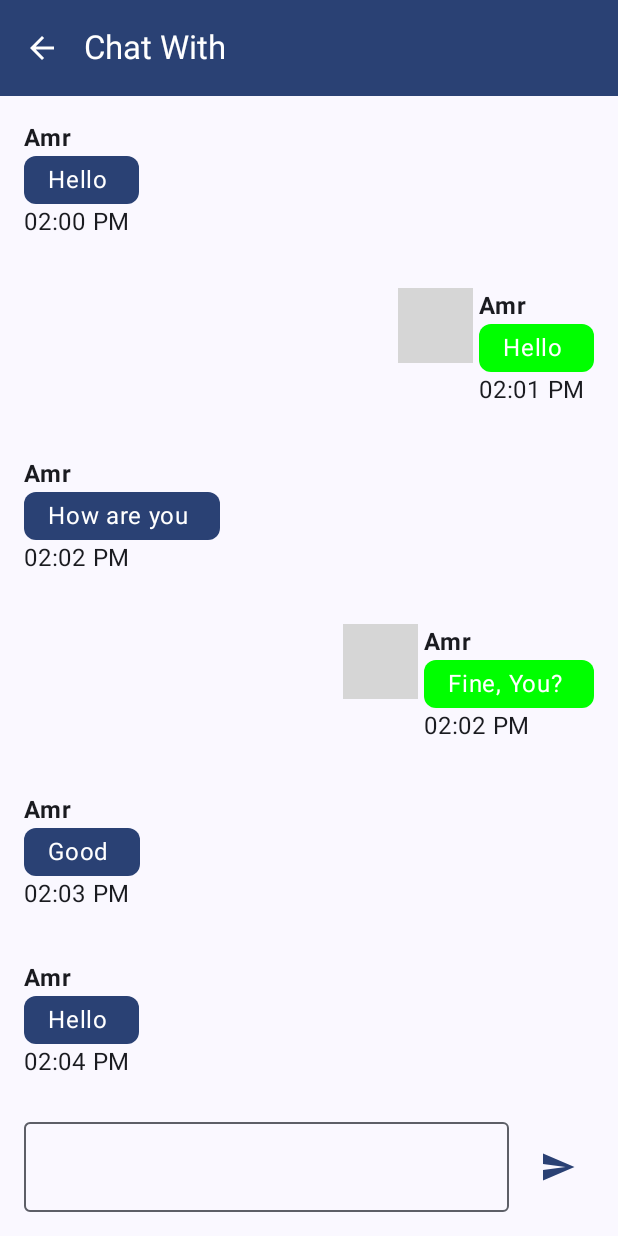
After one commit to amroid0/EasyChat, an Android app built with Jetpack Compose: the composable ChatScreen called with empty values, on a phone screen of 412 x 824 dp. The commit adds this screen. Run offline under Robolectric (Android 15) with nearby library versions, the phone set to English and light mode, and no system bars; pictures from the network do not load; grey boxes are pictures that could not be loaded.

Commit message:
add Chat screen ui

```diff
--- a/app/build.gradle.kts
+++ b/app/build.gradle.kts
@@ -54,6 +54,7 @@ dependencies {
     implementation(libs.androidx.ui.graphics)
     implementation(libs.androidx.ui.tooling.preview)
     implementation(libs.androidx.material3)
+    implementation(libs.androidx.navigation.compose)
     testImplementation(libs.junit)
     androidTestImplementation(libs.androidx.junit)
     androidTestImplementation(libs.androidx.espresso.core)
--- a/feature/chat/build.gradle.kts
+++ b/feature/chat/build.gradle.kts
@@ -50,6 +50,8 @@ dependencies {
     implementation(libs.androidx.ui.tooling.preview)
     implementation(libs.androidx.material3)
     implementation(libs.material)
+    implementation(libs.coil.compose)
+    implementation(libs.coil.okhttp)
     testImplementation(libs.junit)
     androidTestImplementation(libs.androidx.junit)
     androidTestImplementation(libs.androidx.espresso.core)
--- /dev/null
+++ b/feature/chat/src/main/java/com/amroid/chat/ui/ChatScreen.kt
@@ -0,0 +1,87 @@
+package com.amroid.chat.ui
+
+import androidx.compose.foundation.layout.Arrangement
+import androidx.compose.foundation.layout.Box
+import androidx.compose.foundation.layout.Column
+import androidx.compose.foundation.layout.Row
+import androidx.compose.foundation.layout.fillMaxWidth
+import androidx.compose.foundation.layout.height
+import androidx.compose.foundation.layout.padding
+import androidx.compose.foundation.layout.size
+import androidx.compose.foundation.lazy.LazyColumn
+import androidx.compose.foundation.lazy.items
+import androidx.compose.foundation.shape.CircleShape
+import androidx.compose.foundation.shape.RoundedCornerShape
+import androidx.compose.material.icons.Icons
+import androidx.compose.material.icons.filled.ArrowBack
+import androidx.compose.material.icons.filled.Send
+import androidx.compose.material3.ExperimentalMaterial3Api
+import androidx.compose.material3.Icon
+import androidx.compose.material3.IconButton
+import androidx.compose.material3.MaterialTheme
+import androidx.compose.material3.Scaffold
+import androidx.compose.material3.Text
+import androidx.compose.material3.TopAppBar
+import androidx.compose.material3.TopAppBarDefaults
+import androidx.compose.runtime.Composable
+import androidx.compose.ui.Modifier
+import com.amroid.chat.ui.model.Message
+import com.amroid.chat.ui.model.MessageContent
+import com.amroid.chat.ui.widgets.MessageItem
+import com.amroid.chat.ui.widgets.SendBoxWidget
+
+@OptIn(ExperimentalMaterial3Api::class)
+@Composable
+fun ChatScreen(chatId: String?, onBack: () -> Unit) {
+    Scaffold(
+        topBar = {
+            TopAppBar(
+                title = { Text(text = "Chat With") },
+                colors = TopAppBarDefaults.topAppBarColors(
+                    containerColor = MaterialTheme.colorScheme.primary,
+                    titleContentColor = MaterialTheme.colorScheme.onPrimary,
+                    navigationIconContentColor = MaterialTheme.colorScheme.onPrimary
+                ),
+                navigationIcon = { IconButton(onClick = onBack) {
+                    Icon(Icons.Filled.ArrowBack, "back")
+                } },
+
+
+            )
+        },
+        bottomBar = {
+            SendBoxWidget()
+        }
+
+
+    ) { contnetPadding ->
+        MessageList(Modifier.padding(contnetPadding), getFakeMessages())
+    }
+}
+
+@Composable
+fun MessageList(modifier: Modifier, messages: List<Message>) {
+    LazyColumn(modifier = modifier) {
+        items(messages) {
+            MessageItem(it)
+        }
+    }
+}
+fun getFakeMessages() = listOf(
+    Message(id = "1", avatar = "https://i.pravatar.cc/300?img=1", messageContent = MessageContent.TextConTent("Hello "), userName = "Amr", messageDate = "02:00 PM",isMine = false),
+    Message(id = "2", avatar = "https://i.pravatar.cc/300?img=1", messageContent = MessageContent.TextConTent("Hello "), userName = "Amr", messageDate = "02:01 PM",isMine = true),
+    Message(id = "3", avatar = "https://i.pravatar.cc/300?img=1", messageContent = MessageContent.TextConTent("How are you "), userName = "Amr", messageDate = "02:02 PM",isMine = false),
+    Message(id = "4", avatar = "https://i.pravatar.cc/300?img=1", messageContent = MessageContent.TextConTent("Fine, You? "), userName = "Amr", messageDate = "02:02 PM",isMine = true),
+    Message(id = "5", avatar = "https://i.pravatar.cc/300?img=1", messageContent = MessageContent.TextConTent("Good "), userName = "Amr", messageDate = "02:03 PM",isMine = false),
+    Message(id = "6", avatar = "https://i.pravatar.cc/300?img=1", messageContent = MessageContent.TextConTent("Hello "), userName = "Amr", messageDate = "02:04 PM",isMine = false),
+    Message(id = "7", avatar = "https://i.pravatar.cc/300?img=1", messageContent = MessageContent.TextConTent("Hello "), userName = "Amr", messageDate = "02:00 PM",isMine = false),
+    Message(id = "8", avatar = "https://i.pravatar.cc/300?img=1", messageContent = MessageContent.TextConTent("Hello "), userName = "Amr", messageDate = "02:00 PM",isMine = false),
+    Message(id = "9", avatar = "https://i.pravatar.cc/300?img=1", messageContent = MessageContent.TextConTent("Hello "), userName = "Amr", messageDate = "02:00 PM",isMine = false),
+    Message(id = "10", avatar = "https://i.pravatar.cc/300?img=1", messageContent = MessageContent.TextConTent("Hello "), userName = "Amr", messageDate = "02:00 PM",isMine = false),
+    Message(id = "11", avatar = "https://i.pravatar.cc/300?img=1", messageContent = MessageContent.TextConTent("Hello "), userName = "Amr", messageDate = "02:00 PM",isMine = false),
+    Message(id = "12", avatar = "https://i.pravatar.cc/300?img=1", messageContent = MessageContent.TextConTent("Hello "), userName = "Amr", messageDate = "02:00 PM",isMine = false),
+    Message(id = "13", avatar = "https://i.pravatar.cc/300?img=1", messageContent = MessageContent.TextConTent("Hello "), userName = "Amr", messageDate = "02:00 PM",isMine = false),
+    Message(id = "14", avatar = "https://i.pravatar.cc/300?img=1", messageContent = MessageContent.TextConTent("Hello "), userName = "Amr", messageDate = "02:00 PM",isMine = false),
+    Message(id = "15", avatar = "https://i.pravatar.cc/300?img=1", messageContent = MessageContent.TextConTent("Hello "), userName = "Amr", messageDate = "02:00 PM",isMine = false),
+
+)
--- /dev/null
+++ b/feature/chat/src/main/java/com/amroid/chat/ui/model/Message.kt
@@ -0,0 +1,15 @@
+package com.amroid.chat.ui.model
+
+data class Message(
+    val id: String,
+    val avatar: String,
+    val messageContent: MessageContent,
+    val userName: String,
+    val messageDate: String,
+    val isMine: Boolean
+)
+
+sealed class MessageContent {
+    data class TextConTent(val text: String) : MessageContent()
+    data class ImageContent(val url: String, val contentDescription: String) : MessageContent()
+}
--- /dev/null
+++ b/feature/chat/src/main/java/com/amroid/chat/ui/widgets/MessageItem.kt
@@ -0,0 +1,76 @@
+package com.amroid.chat.ui.widgets
+
+import androidx.compose.foundation.layout.Arrangement
+import androidx.compose.foundation.layout.Column
+import androidx.compose.foundation.layout.Row
+import androidx.compose.foundation.layout.Spacer
+import androidx.compose.foundation.layout.fillMaxWidth
+import androidx.compose.foundation.layout.padding
+import androidx.compose.foundation.layout.size
+import androidx.compose.foundation.layout.width
+import androidx.compose.foundation.shape.CircleShape
+import androidx.compose.foundation.shape.RoundedCornerShape
+import androidx.compose.material3.MaterialTheme
+import androidx.compose.material3.Surface
+import androidx.compose.material3.Text
+import androidx.compose.runtime.Composable
+import androidx.compose.ui.Modifier
+import androidx.compose.ui.draw.clip
+import androidx.compose.ui.graphics.Color
+import androidx.compose.ui.layout.ContentScale
+import androidx.compose.ui.text.font.FontWeight
+import androidx.compose.ui.unit.dp
+import coil3.compose.AsyncImage
+import com.amroid.chat.ui.model.Message
+import com.amroid.chat.ui.model.MessageContent
+import com.amroid.framework.ui.Avatar
+
+
+@Composable
+fun MessageItem(message: Message) {
+    Row(
+        modifier = Modifier
+            .fillMaxWidth()
+            .padding(16.dp),
+        horizontalArrangement = if (message.isMine) Arrangement.End else Arrangement.Start
+    ) {
+        if (message.isMine) {
+            Avatar(message.avatar, size = 50.dp, message.id)
+            Spacer(Modifier.width(4.dp))
+        }
+        Column {
+            Text(text = message.userName, fontWeight = FontWeight.Bold)
+
+            when (message.messageContent) {
+                is MessageContent.ImageContent -> {
+                    AsyncImage(
+                        model = message.messageContent.url,
+                        contentDescription = message.messageContent.contentDescription,
+                        modifier = Modifier
+                            .size(40.dp)
+                            .clip(CircleShape),
+                        contentScale = ContentScale.Crop
+                    )
+                }
+
+                is MessageContent.TextConTent -> {
+                    Surface(
+                        color = if (message.isMine)
+                            Color.Green
+                        else MaterialTheme.colorScheme.primary,
+                        shape = RoundedCornerShape(8.dp),
+                    ) {
+                        Text(
+                            message.messageContent.text,
+                            modifier = Modifier.padding(horizontal = 16.dp, vertical = 4.dp),
+                                    color = MaterialTheme.colorScheme.onPrimary
+                        )
+
+                    }
+                }
+            }
+            Text(text = message.messageDate)
+        }
+
+    }
+}
--- /dev/null
+++ b/feature/chat/src/main/java/com/amroid/chat/ui/widgets/SendBoxWidget.kt
@@ -0,0 +1,47 @@
+package com.amroid.chat.ui.widgets
+
+import androidx.compose.foundation.layout.Box
+import androidx.compose.foundation.layout.fillMaxWidth
+import androidx.compose.foundation.layout.height
+import androidx.compose.foundation.layout.padding
+import androidx.compose.material.icons.Icons
+import androidx.compose.material.icons.filled.Send
+import androidx.compose.material3.Icon
+import androidx.compose.material3.IconButton
+import androidx.compose.material3.MaterialTheme
+import androidx.compose.material3.OutlinedTextField
+import androidx.compose.runtime.Composable
+import androidx.compose.runtime.getValue
+import androidx.compose.runtime.mutableStateOf
+import androidx.compose.runtime.remember
+import androidx.compose.runtime.setValue
+import androidx.compose.ui.Alignment
+import androidx.compose.ui.Modifier
+import androidx.compose.ui.unit.dp
+
+@Composable
+fun SendBoxWidget() {
+    Box(
+        modifier = Modifier
+            .padding(16.dp)
+            .fillMaxWidth()
+
+    ) {
+        var text by remember { mutableStateOf("") }
+        OutlinedTextField(
+            text,
+            onValueChange = { text = it },
+            modifier = Modifier
+                .height(60.dp)
+                .align(Alignment.CenterStart)
+                .fillMaxWidth(.85f)
+        )
+        IconButton(
+            onClick = {}, modifier = Modifier
+                .height(60.dp)
+                .align(Alignment.CenterEnd)
+        ) {
+            Icon(Icons.Default.Send, "send", tint = MaterialTheme.colorScheme.primary)
+        }
+    }
+}
--- a/feature/home/src/main/java/com/amroid/home/ui/ConversationList.kt
+++ b/feature/home/src/main/java/com/amroid/home/ui/ConversationList.kt
@@ -1,5 +1,6 @@
 package com.amroid.home.ui
 
+import androidx.compose.foundation.clickable
 import androidx.compose.foundation.lazy.LazyColumn
 import androidx.compose.foundation.lazy.items
 import androidx.compose.runtime.Composable
@@ -7,12 +8,12 @@ import androidx.compose.ui.Modifier
 import com.amroid.home.ui.model.Conversation
 
 @Composable
-fun ConversationList(list: List<Conversation>) {
+fun ConversationList(list: List<Conversation>,onChatItemClicked : (id:String)->Unit) {
     LazyColumn(
 
     ) {
         items(list) {
-            ConversationItem(it)
+            ConversationItem(it,Modifier.clickable {  onChatItemClicked(it.id)})
         }
 
     }
--- a/gradle/libs.versions.toml
+++ b/gradle/libs.versions.toml
@@ -11,9 +11,11 @@ composeBom = "2024.04.01"
 appcompat = "1.6.1"
 material = "1.10.0"
 coil = "3.1.0"
+navigationCompose = "2.8.7"
 
 [libraries]
 androidx-core-ktx = { group = "androidx.core", name = "core-ktx", version.ref = "coreKtx" }
+androidx-navigation-compose = { module = "androidx.navigation:navigation-compose", version.ref = "navigationCompose" }
 junit = { group = "junit", name = "junit", version.ref = "junit" }
 androidx-junit = { group = "androidx.test.ext", name = "junit", version.ref = "junitVersion" }
 androidx-espresso-core = { group = "androidx.test.espresso", name = "espresso-core", version.ref = "espressoCore" }
```
Also changed, not shown: app/src/main/java/com/amroid/easychat/MainActivity.kt (+3 -14 lines), app/src/main/java/com/amroid/easychat/ui/navigation/Navigation.kt (added, +65 -0 lines), feature/chatList/src/main/java/com/amroid/chatlist/ui/NewChatScreen.kt (added, +7 -0 lines), feature/home/src/main/java/com/amroid/home/ui/ConversationItem.kt (+2 -5 lines), feature/home/src/main/java/com/amroid/home/ui/HomeScreen.kt (+8 -2 lines).
